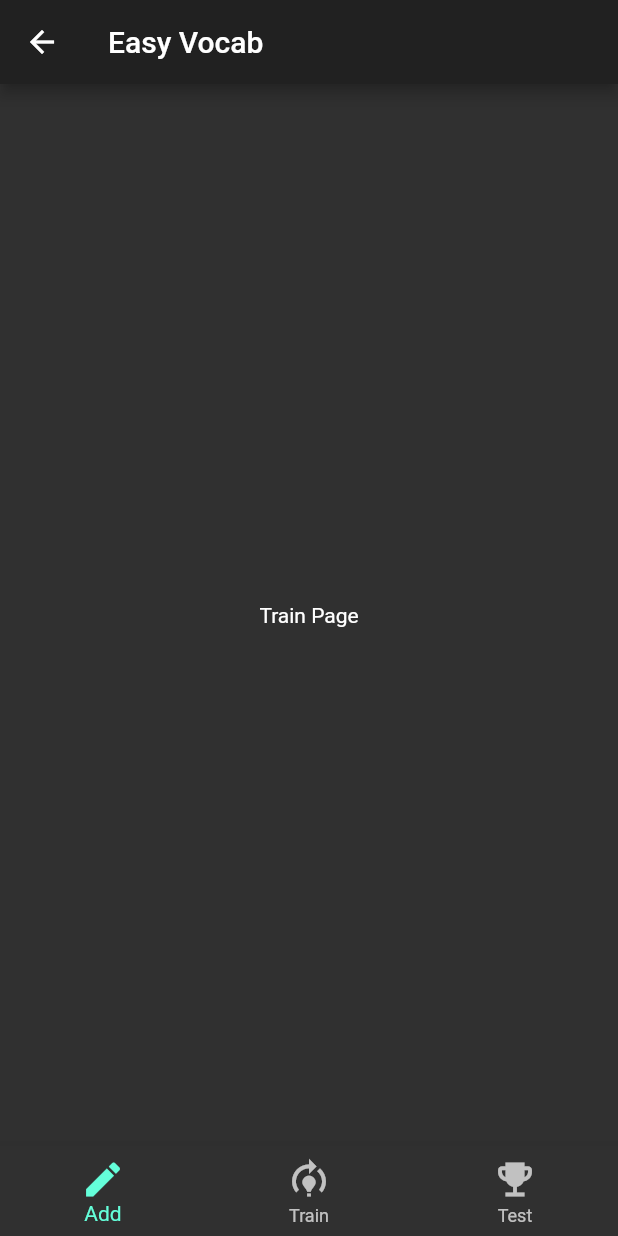
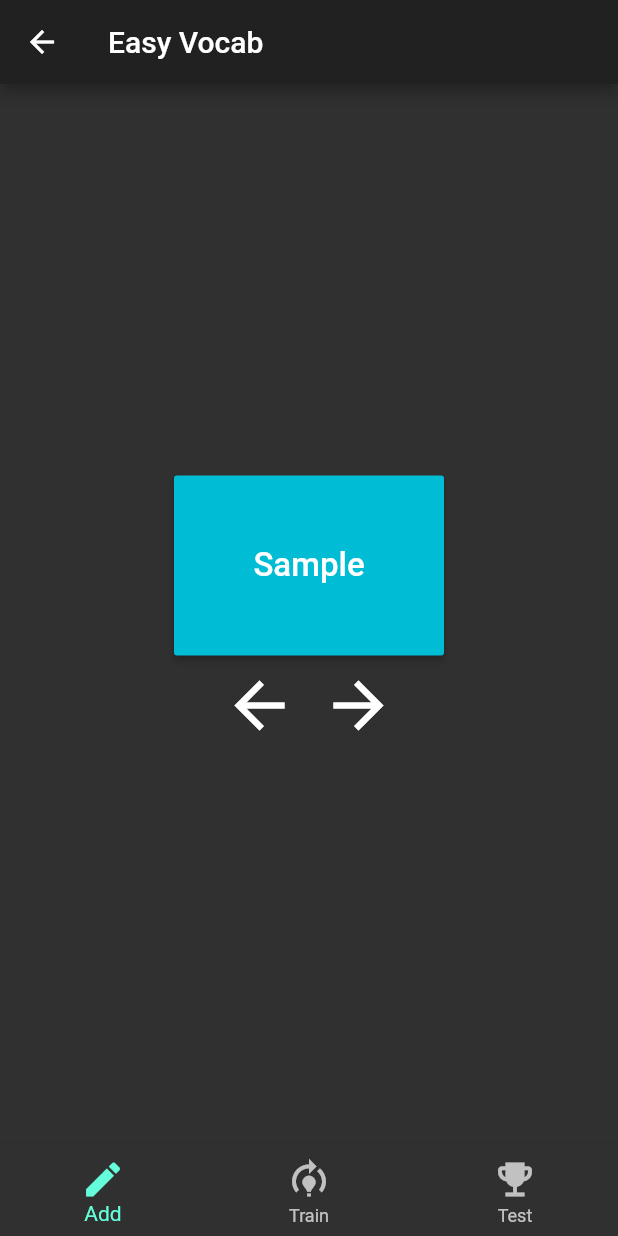
Before and after one commit to michaelkennecke/EasyVocab, a Flutter app: the TrainPage screen opened by its route, on a phone screen of 412 x 824 dp. Run offline on Flutter 3.47's test engine with Material 2 defaults, Android fonts, the phone set to English and light mode, and no system bars.

Commit message:
first design of the train page UI created

```diff
--- a/lib/routes/train.dart
+++ b/lib/routes/train.dart
@@ -11,10 +11,54 @@ class TrainPage extends StatelessWidget {
       appBar: AppBar(
         title: Text("Easy Vocab"),
       ),
-      body: Center(
-        child: Text("Train Page"),
-      ),
+      body: TrainCards(),
       bottomNavigationBar: Footer(),
     );
   }
 }
+
+class TrainCards extends StatefulWidget {
+  @override
+  _TrainCardsState createState() => _TrainCardsState();
+}
+
+class _TrainCardsState extends State<TrainCards> {
+  @override
+  Widget build(BuildContext context) {
+    return Center(
+      child: Column(
+        mainAxisAlignment: MainAxisAlignment.center,
+        children: <Widget>[
+          Container(
+            height: 120,
+            width: 180,
+            child: RaisedButton(
+              child: Text(
+                "Sample",
+                style: TextStyle(fontSize: 22),
+              ),
+              onPressed: () {},
+              color: Colors.cyan,
+              padding: EdgeInsets.fromLTRB(10, 10, 10, 10),
+            ),
+          ),
+          Row(
+            mainAxisAlignment: MainAxisAlignment.center,
+            children: [
+              IconButton(
+                icon: Icon(Icons.arrow_back),
+                iconSize: 50,
+                onPressed: () => {},
+              ),
+              IconButton(
+                icon: Icon(Icons.arrow_forward),
+                iconSize: 50,
+                onPressed: () => {},
+              ),
+            ],
+          ),
+        ],
+      ),
+    );
+  }
+}
```
